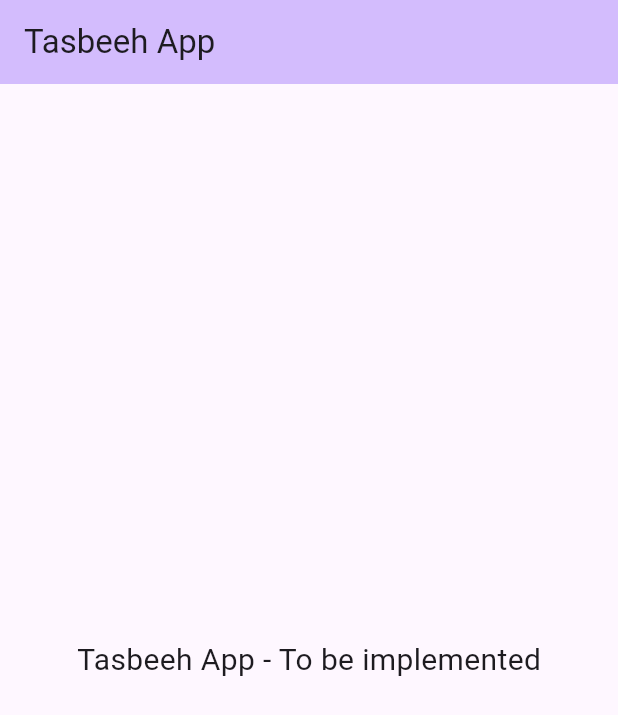
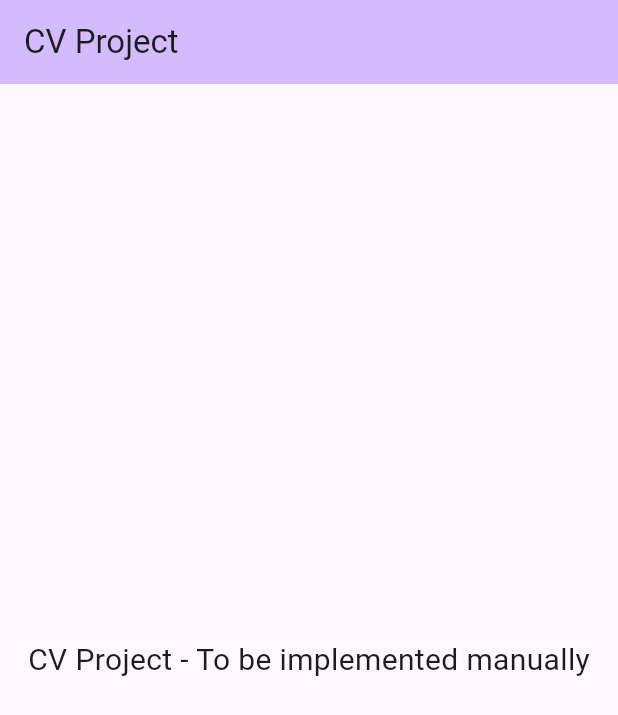
Before and after one commit to salemkode/empty-flutter-app, a Flutter app: the screen it shows after launch, on a phone screen of 412 x 824 dp. Shown: the top 715 px of the screen. Run offline on Flutter 3.47's test engine with Material 3 defaults, Android fonts, the phone set to English and light mode, and no system bars.

Commit message:
Lecture 6: Layouts & Multi-Child Widgets - CV project (empty template)

```diff
--- a/lib/main.dart
+++ b/lib/main.dart
@@ -10,37 +10,29 @@ class MyApp extends StatelessWidget {
   @override
   Widget build(BuildContext context) {
     return MaterialApp(
-      title: 'Lecture 5 - Widgets & UI Basics',
+      title: 'Lecture 6 - Layouts & Multi-Child Widgets',
       theme: ThemeData(
         colorScheme: ColorScheme.fromSeed(seedColor: Colors.deepPurple),
         useMaterial3: true,
       ),
-      home: const TasbeehApp(),
+      home: const CVProject(),
     );
   }
 }
 
-class TasbeehApp extends StatefulWidget {
-  const TasbeehApp({super.key});
-
-  @override
-  State<TasbeehApp> createState() => _TasbeehAppState();
-}
-
-class _TasbeehAppState extends State<TasbeehApp> {
-  // TODO: Implement Tasbeeh App
-  // This will be filled manually
+class CVProject extends StatelessWidget {
+  const CVProject({super.key});
 
   @override
   Widget build(BuildContext context) {
     return Scaffold(
       appBar: AppBar(
         backgroundColor: Theme.of(context).colorScheme.inversePrimary,
-        title: const Text('Tasbeeh App'),
+        title: const Text('CV Project'),
       ),
       body: const Center(
         child: Text(
-          'Tasbeeh App - To be implemented',
+          'CV Project - To be implemented manually',
           style: TextStyle(fontSize: 20),
         ),
       ),
```
